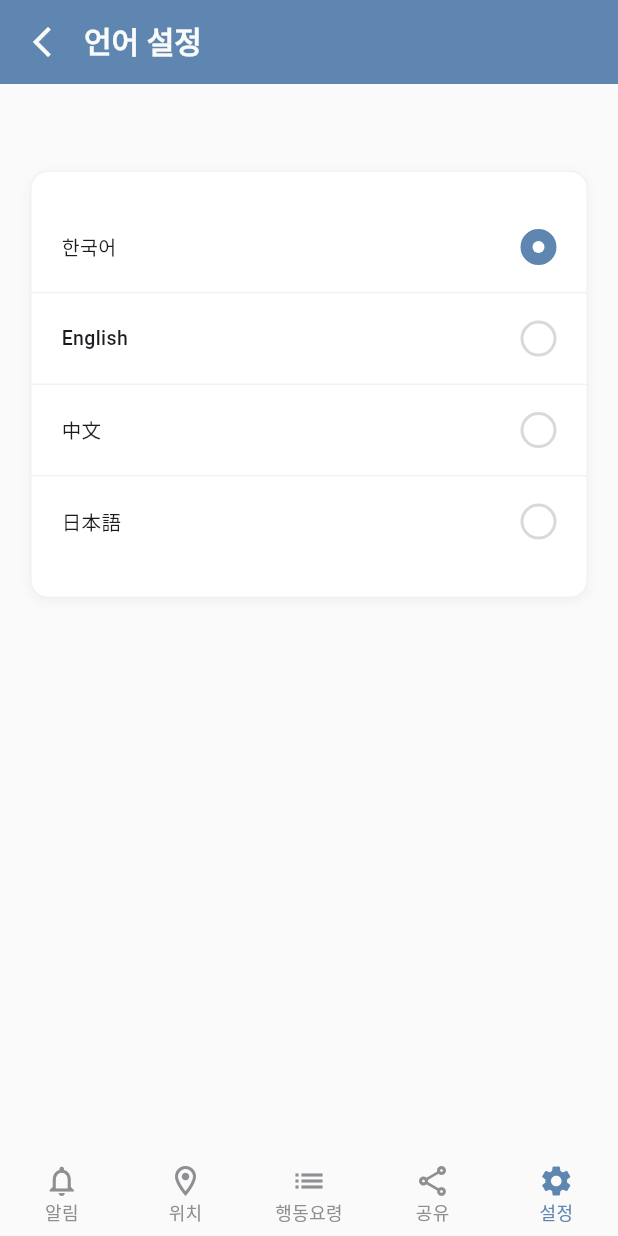
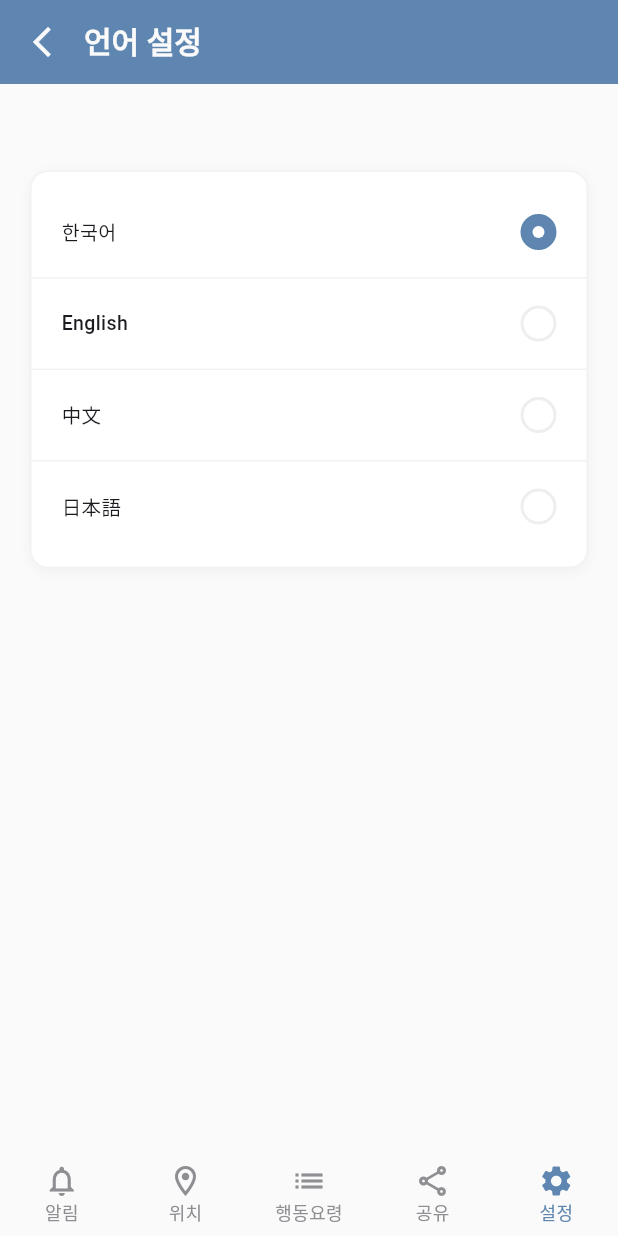
Before and after one commit to chltmddn29/musahi, a Flutter app: the LanguageChangePage screen opened by its route, on a phone screen of 412 x 824 dp. Run offline on Flutter 3.47's test engine with Material 3 defaults, Android fonts, the phone set to English and light mode, and no system bars; our stand-ins replace cloud_firestore, firebase_core, firebase_messaging, go_router, shared_preferences; accounts and stored records are empty; Roboto replaces fonts that are missing (Pretendard).

Commit message:
style: 언어 설정 화면 포맷팅 및 라디오 테두리 색상 정리
Co-Authored-By: Claude Sonnet 5 <noreply@anthropic.com>

```diff
--- a/lib/features/setting/presentation/setting_detail/language_change_page.dart
+++ b/lib/features/setting/presentation/setting_detail/language_change_page.dart
@@ -37,7 +37,9 @@ class _LanguageChangePageState extends State<LanguageChangePage> {
     return BaseScaffold(
       appBar: const CustomAppBar(title: '언어 설정', icon: true),
       child: Padding(
-        padding: EdgeInsets.symmetric(vertical: MediaQuery.of(context).size.height * 0.07),
+        padding: EdgeInsets.symmetric(
+          vertical: MediaQuery.of(context).size.height * 0.07,
+        ),
         child: Container(
           decoration: BoxDecoration(
             border: Border.all(color: AppColors.divider),
@@ -53,11 +55,10 @@ class _LanguageChangePageState extends State<LanguageChangePage> {
           ),
           clipBehavior: Clip.antiAlias,
           child: Padding(
-            padding: const EdgeInsets.symmetric(vertical: 20),
+            padding: const EdgeInsets.symmetric(vertical: 10),
             child: Column(
               mainAxisSize: MainAxisSize.min,
-              children:[
-                ...List.generate(languages.length, (index) {
+              children: List.generate(languages.length, (index) {
                 final language = languages[index];
                 return LanguageSelectionTile<AppLanguage>(
                   languageName: language.label,
@@ -67,7 +68,7 @@ class _LanguageChangePageState extends State<LanguageChangePage> {
                   showDivider: index != languages.length - 1,
                 );
               }),
-            ]),
+            ),
           ),
         ),
       ),
--- a/lib/features/setting/widget/language_selection_tile.dart
+++ b/lib/features/setting/widget/language_selection_tile.dart
@@ -59,7 +59,7 @@ class _RadioIndicator extends StatelessWidget {
         shape: BoxShape.circle,
         color: isSelected ? AppColors.primary : Colors.transparent,
         border: Border.all(
-          color: isSelected ? AppColors.primary : const Color(0xFFD9D9D9),
+          color: isSelected ? AppColors.primary : AppColors.mutedSurface,
           width: 2,
         ),
       ),
```
